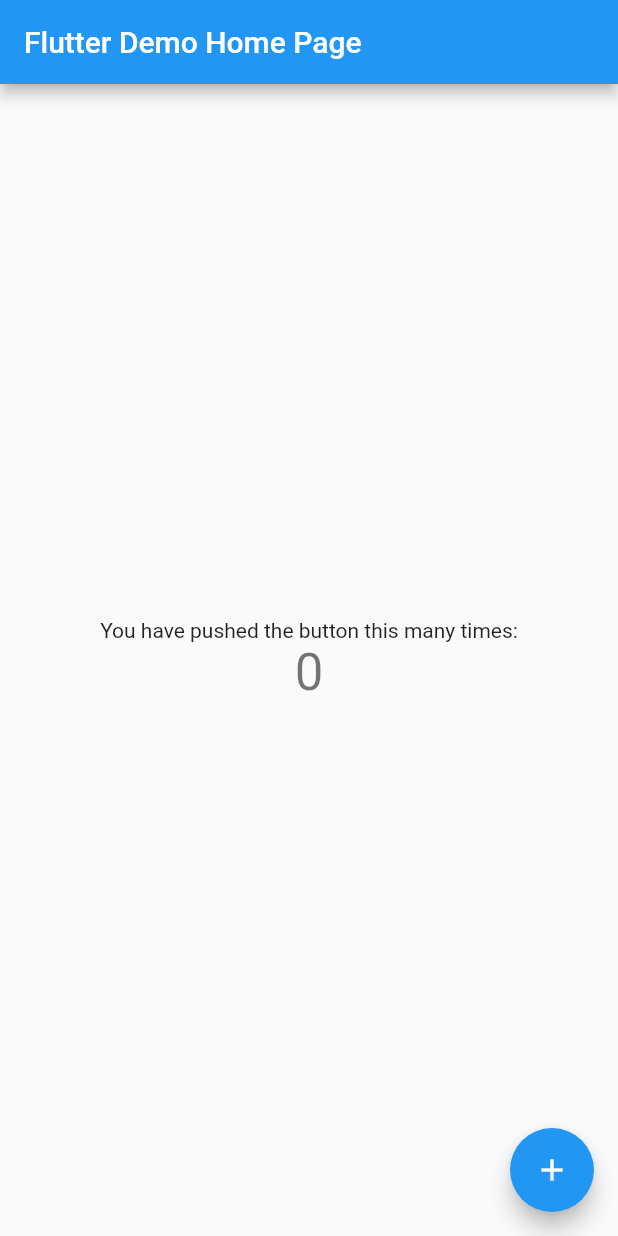
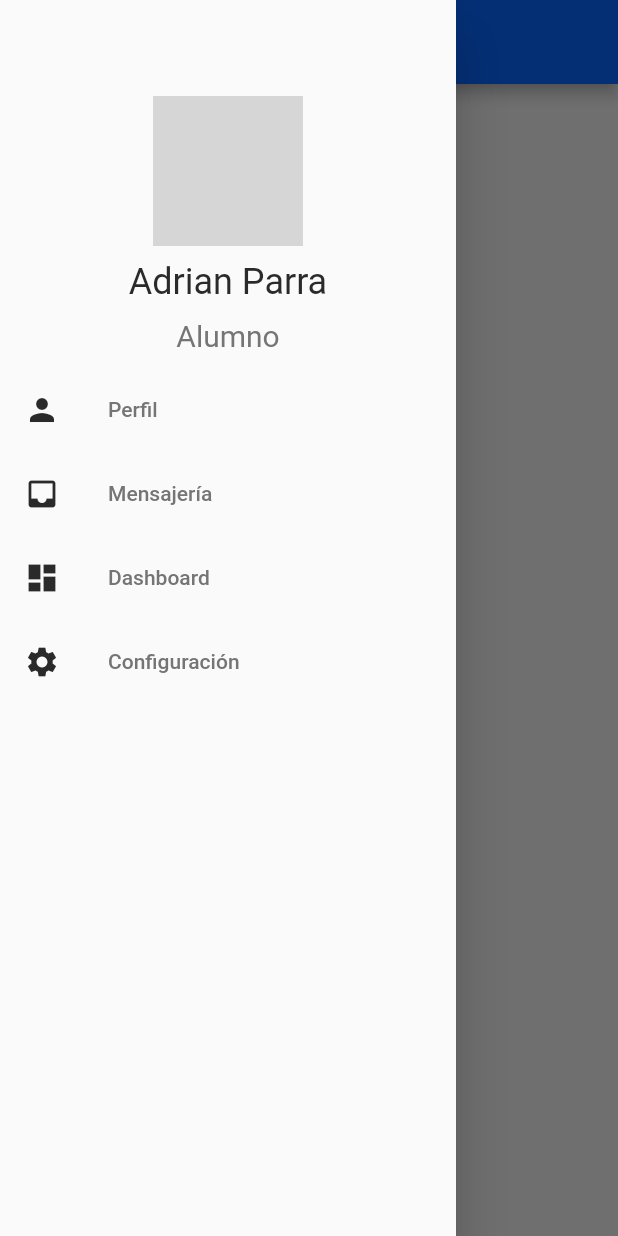
Before and after one commit to adrian-parra/Flutter-Practicas, a Flutter app: the screen it shows after launch, with the side drawer open (before the commit the screen has no drawer), on a phone screen of 412 x 824 dp. Run offline on Flutter 3.47's test engine with Material 2 defaults, Android fonts, the phone set to English and light mode, and no system bars; our stand-ins replace fluttertoast; network calls fail; grey boxes are pictures that could not be loaded.

Commit message:
Practica 08 Terminada
Aprendizaje

* Drawer

```diff
--- /dev/null
+++ b/practica_08/lib/config.dart
@@ -0,0 +1,26 @@
+import 'package:flutter/material.dart';
+
+class AppConfig {
+  static const colorPrincipal = Color(0xFF0866FF);
+  static const colorSecundario = Color(0xFFFFFFFF);
+  static const colorFondo = Color(0xFFF2F2F2);
+  static const colorDescripcion = Color(0xFF757575);
+  static const colorExtra = Color(0xFF2B2A2A);
+
+  static const colorSuccess = Color(0xFF51ae57);
+  static const colorDanger = Color(0xFFff0000);
+  static const colorWarning = Color(0xFFf57c00);
+  static const colorInfo = Color(0xFF3498db);
+
+  static const marginValue = 16.0;
+  static const paddingValue = 16.0;
+
+  static const sizeTitulo = 24.0;
+  static const sizeSubtitulo = 20.0;
+  static const sizeDescripcion = 14.0;
+
+  static const gap = 10.0;
+
+  static const letterSpacingValue = 1.3;
+
+}
--- a/practica_08/lib/main.dart
+++ b/practica_08/lib/main.dart
@@ -1,4 +1,5 @@
 import 'package:flutter/material.dart';
+import 'package:practica_08/screens/home_screen.dart';
 
 void main() {
   runApp(const MyApp());
@@ -10,106 +11,9 @@
   // This widget is the root of your application.
   @override
   Widget build(BuildContext context) {
-    return MaterialApp(
-      title: 'Flutter Demo',
-      theme: ThemeData(
-        // This is the theme of your application.
-        //
-        // Try running your application with "flutter run". You'll see the
-        // application has a blue toolbar. Then, without quitting the app, try
-        // changing the primarySwatch below to Colors.green and then invoke
-        // "hot reload" (press "r" in the console where you ran "flutter run",
-        // or simply save your changes to "hot reload" in a Flutter IDE).
-        // Notice that the counter didn't reset back to zero; the application
-        // is not restarted.
-        primarySwatch: Colors.blue,
-      ),
-      home: const MyHomePage(title: 'Flutter Demo Home Page'),
-    );
+    return const MaterialApp(
+      debugShowCheckedModeBanner: false,
+      title: 'Practica 08',
+      home: HomeScreen());
   }
 }
-
-class MyHomePage extends StatefulWidget {
-  const MyHomePage({super.key, required this.title});
-
-  // This widget is the home page of your application. It is stateful, meaning
-  // that it has a State object (defined below) that contains fields that affect
-  // how it looks.
-
-  // This class is the configuration for the state. It holds the values (in this
-  // case the title) provided by the parent (in this case the App widget) and
-  // used by the build method of the State. Fields in a Widget subclass are
-  // always marked "final".
-
-  final String title;
-
-  @override
-  State<MyHomePage> createState() => _MyHomePageState();
-}
-
-class _MyHomePageState extends State<MyHomePage> {
-  int _counter = 0;
-
-  void _incrementCounter() {
-    setState(() {
-      // This call to setState tells the Flutter framework that something has
-      // changed in this State, which causes it to rerun the build method below
-      // so that the display can reflect the updated values. If we changed
-      // _counter without calling setState(), then the build method would not be
-      // called again, and so nothing would appear to happen.
-      _counter++;
-    });
-  }
-
-  @override
-  Widget build(BuildContext context) {
-    // This method is rerun every time setState is called, for instance as done
-    // by the _incrementCounter method above.
-    //
-    // The Flutter framework has been optimized to make rerunning build methods
-    // fast, so that you can just rebuild anything that needs updating rather
-    // than having to individually change instances of widgets.
-    return Scaffold(
-      appBar: AppBar(
-        // Here we take the value from the MyHomePage object that was created by
-        // the App.build method, and use it to set our appbar title.
-        title: Text(widget.title),
-      ),
-      body: Center(
-        // Center is a layout widget. It takes a single child and positions it
-        // in the middle of the parent.
-        child: Column(
-          // Column is also a layout widget. It takes a list of children and
-          // arranges them vertically. By default, it sizes itself to fit its
-          // children horizontally, and tries to be as tall as its parent.
-          //
-          // Invoke "debug painting" (press "p" in the console, choose the
-          // "Toggle Debug Paint" action from the Flutter Inspector in Android
-          // Studio, or the "Toggle Debug Paint" command in Visual Studio Code)
-          // to see the wireframe for each widget.
-          //
-          // Column has various properties to control how it sizes itself and
-          // how it positions its children. Here we use mainAxisAlignment to
-          // center the children vertically; the main axis here is the vertical
-          // axis because Columns are vertical (the cross axis would be
-          // horizontal).
-          mainAxisAlignment: MainAxisAlignment.center,
-          children: <Widget>[
-            const Text(
-              'You have pushed the button this many times:',
-            ),
-            Text(
-              '$_counter',
-              style: Theme.of(context).textTheme.headline4,
-            ),
-          ],
-        ),
-      ),
-      floatingActionButton: FloatingActionButton(
-        onPressed: _incrementCounter,
-        tooltip: 'Increment',
-        child: const Icon(Icons.add),
-      ), // This trailing comma makes auto-formatting nicer for build methods.
-    );
-  }
-}
--- /dev/null
+++ b/practica_08/lib/screens/home_screen.dart
@@ -0,0 +1,30 @@
+import 'package:flutter/material.dart';
+import 'package:practica_08/config.dart';
+import 'package:practica_08/widgets/drawer_widget.dart';
+
+
+class HomeScreen extends StatefulWidget {
+  const HomeScreen({super.key});
+
+  @override
+  State<HomeScreen> createState() => _HomeScreenState();
+}
+
+class _HomeScreenState extends State<HomeScreen> {
+  @override
+  Widget build(BuildContext context) {
+    return Scaffold(
+      appBar: AppBar(
+        backgroundColor:AppConfig.colorPrincipal ,
+        centerTitle: true,
+        title:const Text('Practica 08'),
+      ),
+      body: Container(
+        color: AppConfig.colorFondo,
+      ),
+      drawer: const Drawer(
+        child: DrawerWidget(),
+      ),
+    );
+  }
+}
--- /dev/null
+++ b/practica_08/lib/widgets/drawer_widget.dart
@@ -0,0 +1,106 @@
+import 'package:flutter/material.dart';
+import 'package:practica_08/config.dart';
+
+class DrawerWidget extends StatelessWidget {
+  const DrawerWidget({super.key});
+
+  @override
+  Widget build(BuildContext context) {
+    return Column(
+      children: [
+        Padding(
+          padding: const EdgeInsets.only(top:AppConfig.paddingValue * 4),
+          child: Column(
+            mainAxisAlignment: MainAxisAlignment.center,
+            crossAxisAlignment: CrossAxisAlignment.center,
+            children: const [
+              CircleAvatar(
+                radius: 50,
+                backgroundColor: AppConfig.colorSecundario,
+                backgroundImage: NetworkImage(
+                  'https://www.facebook.com/images/fb_logo/app-facebook-circle-bp.png'
+                ),
+              ),
+              SizedBox(
+                height: AppConfig.gap,
+              ),
+              Text(
+                'Adrian Parra',
+                style: TextStyle(
+                  fontSize: AppConfig.sizeTitulo,
+                  color: AppConfig.colorExtra
+                ),
+              ),
+              SizedBox(
+                height: AppConfig.gap,
+              ),
+              Text(
+                'Alumno',
+                style: TextStyle(
+                  fontSize: AppConfig.sizeSubtitulo,
+                  color: AppConfig.colorDescripcion
+                ),
+              ),
+              SizedBox(
+                height: AppConfig.gap,
+              ),
+            ],
+          ),
+        ),
+        ListTile(
+          onTap: (){},
+          leading: const Icon(
+            Icons.person ,
+            color: AppConfig.colorExtra,
+          ),
+            title: const Text(
+              'Perfil',
+              style: TextStyle(
+                color: AppConfig.colorDescripcion
+              ),
+              ),
+        ),
+        ListTile(
+          onTap: (){},
+          leading: const Icon(
+            Icons.inbox ,
+            color: AppConfig.colorExtra,
+          ),
+          title: const Text(
+            'Mensajería',
+            style: TextStyle(
+              color: AppConfig.colorDescripcion
+            ),
+            )
+          ,
+        ),
+        ListTile(
+          onTap: (){},
+          leading: const Icon(
+            Icons.dashboard ,
+            color: AppConfig.colorExtra,
+          ),
+          title: const Text(
+            'Dashboard',
+            style: TextStyle(
+              color: AppConfig.colorDescripcion
+            ),
+          ),
+        ),
+        ListTile(
+          onTap: (){},
+          leading: const Icon(
+            Icons.settings ,
+            color: AppConfig.colorExtra,
+          ),
+          title: const Text(
+            'Configuración',
+            style: TextStyle(
+              color: AppConfig.colorDescripcion
+            ),
+            ),
+        )
+      ],
+    );
+  }
+}
```
Also changed, not shown: practica_08/assets/pagina1.png (added), practica_08/assets/pagina2.png (added).
